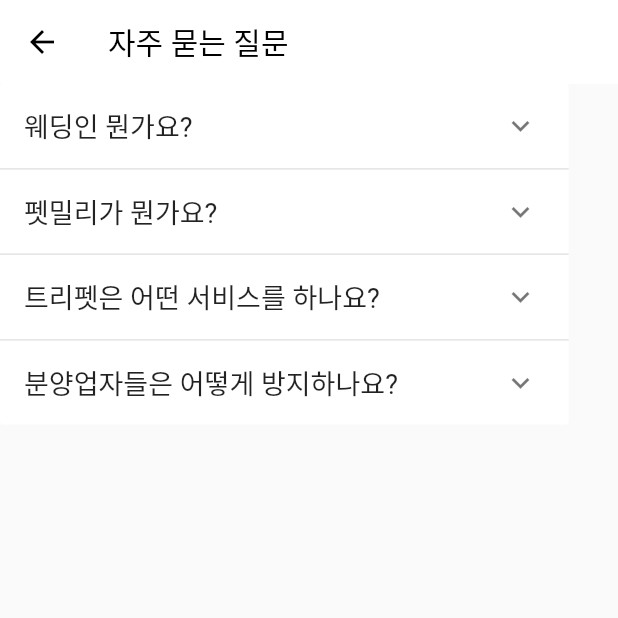
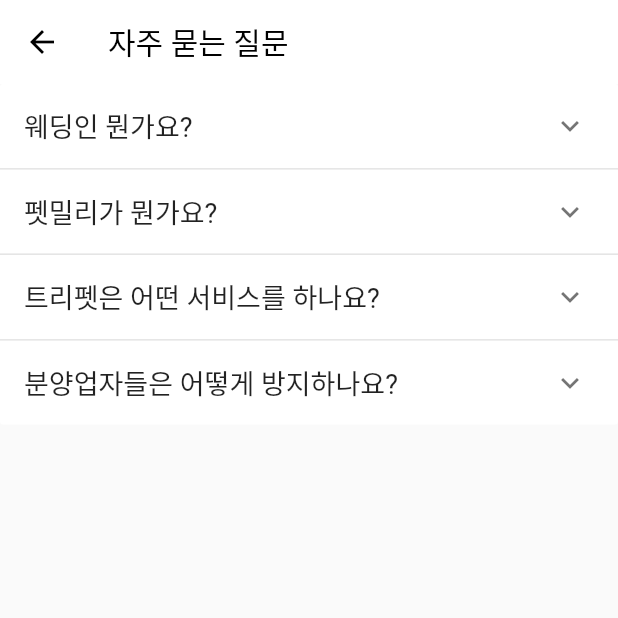
Before and after one commit to kyuSangHwang/treepet, a Flutter app: the SettingsFaqListScreen screen opened directly, on a phone screen of 412 x 824 dp, the top half of it. Run offline on Flutter 3.47's test engine with Material 2 defaults, Android fonts, the phone set to English and light mode, and no system bars; our stand-ins replace cloud_firestore, firebase_core, image_picker; accounts and stored records are empty; Roboto replaces fonts that are missing (pretendard).

Commit message:
FAQ 여백 간격 수정

```diff
--- a/lib/screen/mypage/settings/settings_faq_list_screen.dart
+++ b/lib/screen/mypage/settings/settings_faq_list_screen.dart
@@ -88,7 +88,6 @@
   Widget build(BuildContext context) {
     return SingleChildScrollView(
       child: Container(
-        width: MediaQuery.of(context).size.width * 0.92,
         child: _buildPanel(),
       ),
     );
```
